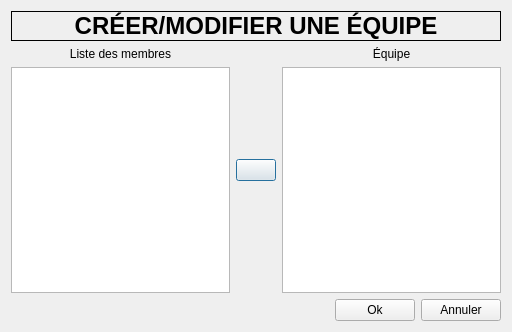
Before: the Qt Designer form TeamWindow.ui in arabine/tanca, drawn with Qt 5.
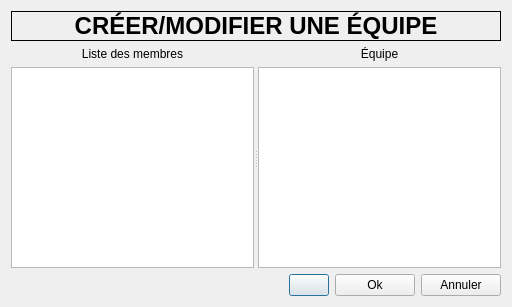
After: the same form once the commit is applied. Icons and pictures are not drawn.

Commit message: Changed all lists with tables and allow sorting by number/text. Improved UI

What changed in the file:
```diff
--- a/TeamWindow.ui
+++ b/TeamWindow.ui
@@ -7,14 +7,14 @@
     <x>0</x>
     <y>0</y>
     <width>512</width>
-    <height>332</height>
+    <height>307</height>
    </rect>
   </property>
   <property name="windowTitle">
    <string>Gestion d'équipe</string>
   </property>
-  <layout class="QVBoxLayout" name="verticalLayout_3">
-   <item>
+  <layout class="QGridLayout" name="gridLayout">
+   <item row="0" column="0">
     <widget class="QLabel" name="label">
      <property name="sizePolicy">
       <sizepolicy hsizetype="Preferred" vsizetype="Fixed">
@@ -43,9 +43,12 @@
      </property>
     </widget>
    </item>
-   <item>
-    <layout class="QHBoxLayout" name="horizontalLayout">
-     <item>
+   <item row="1" column="0">
+    <widget class="QSplitter" name="splitter">
+     <property name="orientation">
+      <enum>Qt::Horizontal</enum>
+     </property>
+     <widget class="QWidget" name="">
       <layout class="QVBoxLayout" name="verticalLayout">
        <item>
         <widget class="QLabel" name="label_2">
@@ -58,26 +61,27 @@
         </widget>
        </item>
        <item>
-        <widget class="QListWidget" name="memberList">
+        <widget class="QTableWidget" name="playersTable">
+         <property name="editTriggers">
+          <set>QAbstractItemView::NoEditTriggers</set>
+         </property>
+         <property name="selectionMode">
+          <enum>QAbstractItemView::SingleSelection</enum>
+         </property>
          <property name="selectionBehavior">
           <enum>QAbstractItemView::SelectRows</enum>
          </property>
+         <attribute name="horizontalHeaderStretchLastSection">
+          <bool>true</bool>
+         </attribute>
+         <attribute name="verticalHeaderVisible">
+          <bool>false</bool>
+         </attribute>
         </widget>
        </item>
       </layout>
-     </item>
-     <item>
-      <widget class="QPushButton" name="buttonSwap">
-       <property name="text">
-        <string/>
-       </property>
-       <property name="icon">
-        <iconset resource="tanca.qrc">
-         <normaloff>:/icons/arrow.png</normaloff>:/icons/arrow.png</iconset>
-       </property>
-      </widget>
-     </item>
-     <item>
+     </widget>
+     <widget class="QWidget" name="">
       <layout class="QVBoxLayout" name="verticalLayout_2">
        <item>
         <widget class="QLabel" name="label_3">
@@ -97,11 +101,11 @@
         </widget>
        </item>
       </layout>
-     </item>
-    </layout>
+     </widget>
+    </widget>
    </item>
-   <item>
-    <layout class="QHBoxLayout" name="horizontalLayout_2">
+   <item row="2" column="0">
+    <layout class="QHBoxLayout" name="horizontalLayout">
      <item>
       <spacer name="horizontalSpacer">
        <property name="orientation">
@@ -115,6 +119,17 @@
        </property>
       </spacer>
      </item>
+     <item>
+      <widget class="QPushButton" name="buttonSwap">
+       <property name="text">
+        <string/>
+       </property>
+       <property name="icon">
+        <iconset resource="tanca.qrc">
+         <normaloff>:/icons/arrow.png</normaloff>:/icons/arrow.png</iconset>
+       </property>
+      </widget>
+     </item>
      <item>
       <widget class="QPushButton" name="buttonOk">
        <property name="text">
```
The commit also changes 14 other files.
